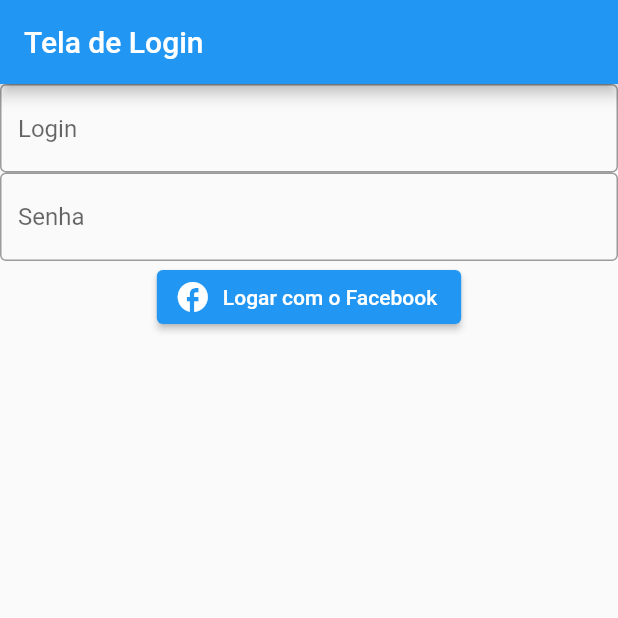
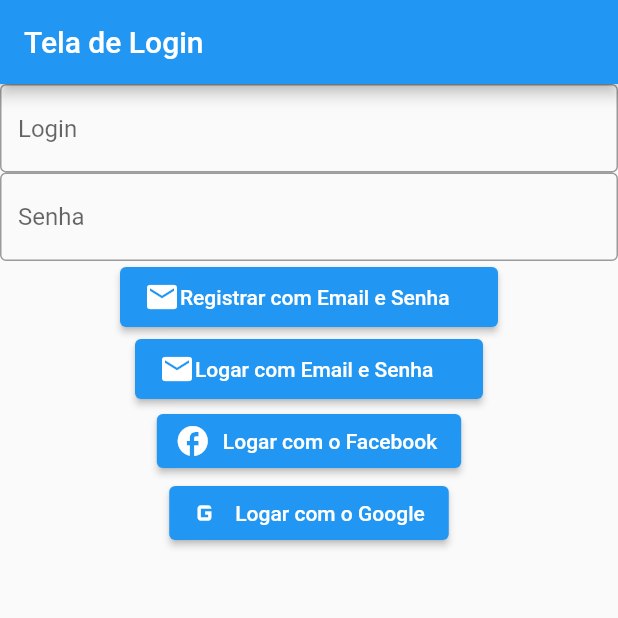
Before and after one commit to andreyquadros/facebook-auth-base, a Flutter app: the screen it shows after launch, on a phone screen of 412 x 824 dp, the top half of it. Run offline on Flutter 3.47's test engine with Material 2 defaults, Android fonts, the phone set to English and light mode, and no system bars; our stand-ins replace cloud_firestore, firebase_auth, firebase_core, get, google_sign_in; missing offline and left inert: flutter_facebook_auth; accounts and stored records are empty.

Commit message:
1.3 - facebook, google, email/pass auth base

```diff
--- a/lib/login.dart
+++ b/lib/login.dart
@@ -3,6 +3,7 @@ import 'package:firebase_auth/firebase_auth.dart';
 import 'package:flutter/material.dart';
 import 'package:flutter_facebook_auth/flutter_facebook_auth.dart';
 import 'package:get/get.dart';
+import 'package:google_sign_in/google_sign_in.dart';
 import 'package:integration_facebook_auth/home_screen.dart';
 
 class LoginScreen extends StatefulWidget {
@@ -14,12 +15,40 @@ class LoginScreen extends StatefulWidget {
 
 class _LoginScreenState extends State<LoginScreen> {
 
+  TextEditingController _login = TextEditingController();
+  TextEditingController _senha = TextEditingController();
+
   var loading = false;
+
+  Future<void> registrarUsuarioEmailSenha() async {
+    final credential = await FirebaseAuth.instance.createUserWithEmailAndPassword(
+        email: _login.text, password: _senha.text);
+
+    credential.user!.sendEmailVerification();
+
+    await FirebaseFirestore.instance.collection('users').add({
+      'email': _login.text,
+      'senha': _senha.text,
+    });
+
+    Get.snackbar('Cadastro', 'Registro Salvo com Sucesso no Firebase').show();
+  }
+  Future<void> logarUsuarioEmailSenha() async {
+    final credential = await FirebaseAuth.instance.signInWithEmailAndPassword(
+        email: _login.text, password: _senha.text);
+    if(credential.user != null ) {
+
+      print(credential.user);
+      print('logado');
+      Get.off(()=> const HomeScreen());
+    }
+  }
 
   void logarFacebook() async {
     setState((){
       loading = true;
     });
+
 
     try{
       final facebookLoginResult = await FacebookAuth.instance.login();
@@ -32,39 +61,74 @@ class _LoginScreenState extends State<LoginScreen> {
         'imageUrl': userData['picture']['data']['url'],
         'name' : userData['name'],
       });
-        Get.to(()=> HomeScreen());
+        Get.off(()=> const HomeScreen());
     }on FirebaseAuthException catch(e){
+      print('O erro em questão foi o: ${e}');
       var title = '';
       switch (e.code){
         case 'account-exists-with-different-credential':
           title = 'Esta conta existe com uma credencial diferente';
           break;
       }
-
     }finally{
       setState(){
         loading = false;
       }
     }
+  }
 
+  void logarGoogle() async {
 
+    setState((){
+      loading = true;
+    });
+
+    try{
+      final GoogleSignInAccount? googleUser = await GoogleSignIn().signIn();
+      final GoogleSignInAuthentication? googleAuth = await googleUser?.authentication;
+      final credential = GoogleAuthProvider.credential(
+        accessToken: googleAuth?.accessToken,
+        idToken: googleAuth?.idToken,
+      );
+      final googleUserData = await FirebaseAuth.instance.signInWithCredential(credential);
+      print('Os dados do Google são: ${googleUserData}');
+
+      await FirebaseFirestore.instance.collection('users').add({
+        'email': googleUser?.email,
+        'name' : googleUser?.displayName,
+      });
+
+      Get.off(()=> const HomeScreen());
+
+    }on FirebaseAuthException catch(e){
+      var title = '';
+      print('O erro em questão foi o: ${e}');
+      switch (e.code){
+        case 'account-exists-with-different-credential':
+          title = 'Esta conta existe com uma credencial diferente';
+          break;
+      }
+    }finally{
+      setState(){
+        loading = false;
+      }
+    }
   }
 
   @override
   Widget build(BuildContext context) {
-    TextEditingController _login = TextEditingController();
-    TextEditingController _senha = TextEditingController();
+
 
     return Scaffold(
       appBar: AppBar(
-        title: Text('Tela de Login'),
+        title: const Text('Tela de Login'),
       ),
       body: Column(
         children: [
           TextFormField(
             controller: _login,
             cursorColor: Colors.blue,
-            decoration: InputDecoration(
+            decoration: const InputDecoration(
               fillColor: Colors.blue,
               focusColor: Colors.blue,
               hoverColor: Colors.blue,
@@ -75,7 +139,7 @@ class _LoginScreenState extends State<LoginScreen> {
         TextFormField(
             controller: _senha,
             cursorColor: Colors.blue,
-            decoration: InputDecoration(
+            decoration: const InputDecoration(
               fillColor: Colors.blue,
               focusColor: Colors.blue,
               hoverColor: Colors.blue,
@@ -83,7 +147,82 @@ class _LoginScreenState extends State<LoginScreen> {
               hintText: 'Senha',
             ),
           ),
-          ElevatedButton.icon(onPressed: logarFacebook, icon: Icon(Icons.facebook), label: Text('Logar com o Facebook'))
+
+          ElevatedButton(
+              onPressed: registrarUsuarioEmailSenha,
+              style: ButtonStyle(
+                  backgroundColor: MaterialStateProperty.all(Colors.blue)),
+              child: loading
+                  ? Padding(
+                padding: const EdgeInsets.all(32.0),
+                child: Row(
+                  mainAxisSize: MainAxisSize.min,
+                  children: const [
+                    Text("Registrando..."),
+                    SizedBox(
+                      width: 5,
+                    ),
+                    SizedBox(
+                      height: 20,
+                      width: 20,
+                      child: CircularProgressIndicator(
+                        valueColor: AlwaysStoppedAnimation(Colors.white),
+                        backgroundColor: Colors.blue,
+                        strokeWidth: 3,
+                      ),
+                    )
+                  ],
+                ),
+              )
+                  : SizedBox(
+                  height: 40,
+                    width: 220,
+                    child: Row(
+                      children: const [
+                        Icon(Icons.email),
+                        Text("Registrar com Email e Senha"),
+                      ],
+                    ),
+                  )),
+          ElevatedButton(
+              onPressed: logarUsuarioEmailSenha,
+              style: ButtonStyle(
+                  backgroundColor: MaterialStateProperty.all(Colors.blue)),
+              child: loading
+                  ? Padding(
+                padding: const EdgeInsets.all(32.0),
+                child: Row(
+                  mainAxisSize: MainAxisSize.min,
+                  children: const [
+                    Text("Logando..."),
+                    SizedBox(
+                      width: 5,
+                    ),
+                    SizedBox(
+                      height: 20,
+                      width: 20,
+                      child: CircularProgressIndicator(
+                        valueColor: AlwaysStoppedAnimation(Colors.white),
+                        backgroundColor: Colors.blue,
+                        strokeWidth: 3,
+                      ),
+                    )
+                  ],
+                ),
+              )
+                  : SizedBox(
+                  height: 40,
+                    width: 200,
+                    child: Row(
+                      children: const [
+                        Icon(Icons.email),
+                        Text("Logar com Email e Senha"),
+                      ],
+                    ),
+                  )),
+
+          ElevatedButton.icon(onPressed: logarFacebook, icon: const Icon(Icons.facebook), label: const Text('Logar com o Facebook')),
+          ElevatedButton.icon(onPressed: logarGoogle, icon: const Icon(Icons.g_mobiledata), label: const Text('Logar com o Google')),
         ],
       ),
     );
--- a/pubspec.yaml
+++ b/pubspec.yaml
@@ -39,6 +39,8 @@ dependencies:
   firebase_core: ^2.2.0
   flutter_facebook_auth: ^5.0.6
   cloud_firestore: ^4.1.0
+  google_sign_in: ^5.4.2
+
 
 dev_dependencies:
   flutter_test:
```
Also changed, not shown: lib/home_screen.dart (+7 -0 lines), pubspec.lock, 1 other file.
